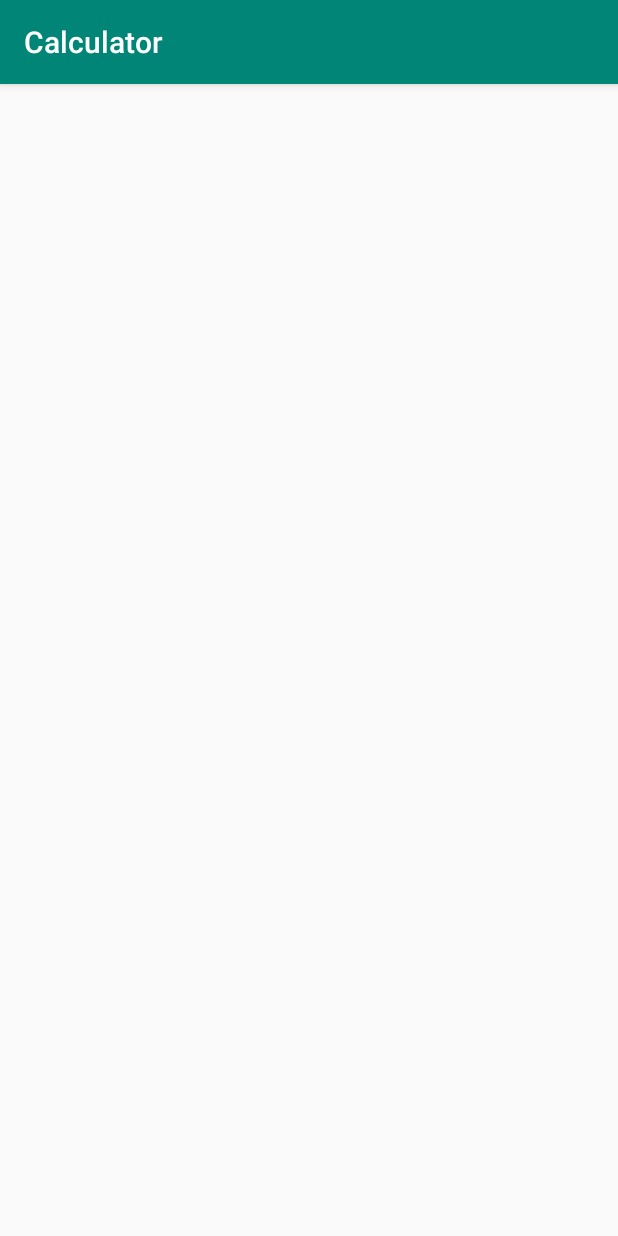
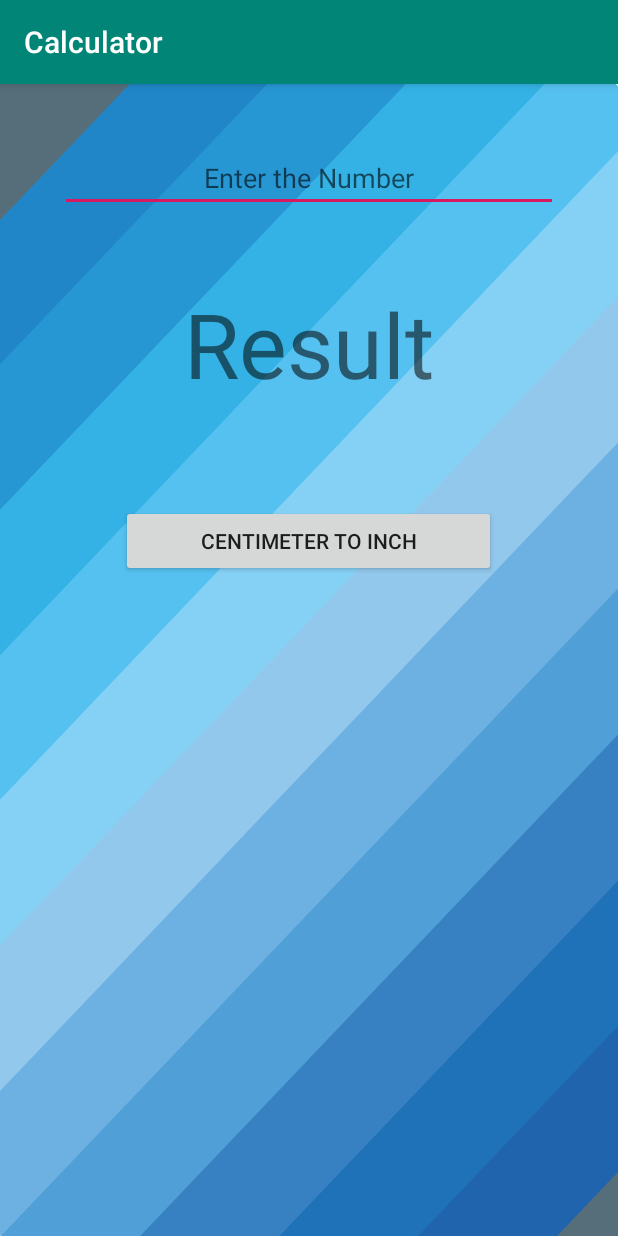
Before and after one commit to murad2778/Calculator, an Android app: the Converter screen opened directly, with no data from a screen before it, on a phone screen of 412 x 824 dp. Run offline under Robolectric (Android 15) with nearby library versions, the phone set to English and light mode, and no system bars.

Commit message:
cm to inch added to converter

```diff
--- a/app/src/main/java/com/example/mynavigation/Converter.java
+++ b/app/src/main/java/com/example/mynavigation/Converter.java
@@ -2,12 +2,47 @@ package com.example.mynavigation;
 
 import android.support.v7.app.AppCompatActivity;
 import android.os.Bundle;
+import android.view.View;
+import android.widget.Button;
+import android.widget.EditText;
+import android.widget.TextView;
 
 public class Converter extends AppCompatActivity {
+
+    TextView result,hint,hint2;
+    EditText number1;
+    Button cmtoinch;
+
+    double result_num;
+    double num1;
 
     @Override
     protected void onCreate(Bundle savedInstanceState) {
         super.onCreate(savedInstanceState);
         setContentView(R.layout.activity_converter);
+
+        result = (TextView) findViewById(R.id.result);
+        hint= (TextView) findViewById(R.id.hint);
+        hint2 =(TextView) findViewById(R.id.hint2);
+
+        number1 = (EditText) findViewById(R.id.number1);
+
+        cmtoinch = (Button) findViewById(R.id.cmtoinch);
+
+        cmtoinch.setOnClickListener(new View.OnClickListener() {
+            @Override
+            public void onClick(View v) {
+
+                num1 = Integer.parseInt(number1.getText().toString());
+                hint.setText(num1+"cm =");
+                hint2.setText("inch");
+
+                result_num = 0.394*num1;
+                result.setText(String.valueOf(result_num));
+
+            }
+
+
+        });
     }
 }
--- a/app/src/main/res/layout/activity_converter.xml
+++ b/app/src/main/res/layout/activity_converter.xml
@@ -1,9 +1,59 @@
 <?xml version="1.0" encoding="utf-8"?>
-<android.support.constraint.ConstraintLayout xmlns:android="http://schemas.android.com/apk/res/android"
+<LinearLayout xmlns:android="http://schemas.android.com/apk/res/android"
     xmlns:app="http://schemas.android.com/apk/res-auto"
     xmlns:tools="http://schemas.android.com/tools"
     android:layout_width="match_parent"
     android:layout_height="match_parent"
-    tools:context=".Converter">
+    android:orientation="vertical"
+    android:paddingTop="40dp"
+    android:paddingRight="40dp"
+    android:paddingLeft="40dp"
+    android:background="@drawable/simple"
+    tools:context=".MainActivity">
 
-</android.support.constraint.ConstraintLayout>
+    <EditText
+        android:id="@+id/number1"
+        android:layout_width="match_parent"
+        android:layout_height="wrap_content"
+        android:ems="20"
+        android:inputType="number"
+        android:hint="Enter the Number"
+        android:gravity="center"/>
+
+    <TextView
+        android:layout_marginTop="20dp"
+        android:id="@+id/hint"
+        android:layout_width="match_parent"
+        android:layout_height="wrap_content"
+        android:gravity="left"
+        android:ems="20"
+        android:textSize="20dp"/>
+
+
+    <TextView
+        android:id="@+id/result"
+        android:layout_width="match_parent"
+        android:layout_height="wrap_content"
+        android:text="Result"
+        android:gravity="center"
+        android:textSize="60sp"/>
+    <TextView
+        android:layout_marginTop="20dp"
+        android:id="@+id/hint2"
+        android:layout_width="match_parent"
+        android:layout_height="wrap_content"
+        android:gravity="right"
+        android:ems="20"
+        android:textSize="20dp"/>
+
+    <Button
+
+        android:layout_gravity="center"
+        android:layout_marginTop="20dp"
+        android:id="@+id/cmtoinch"
+        android:layout_width="250dp"
+        android:layout_height="wrap_content"
+        android:text="Centimeter to inch"    />
+
+
+</LinearLayout>
```
